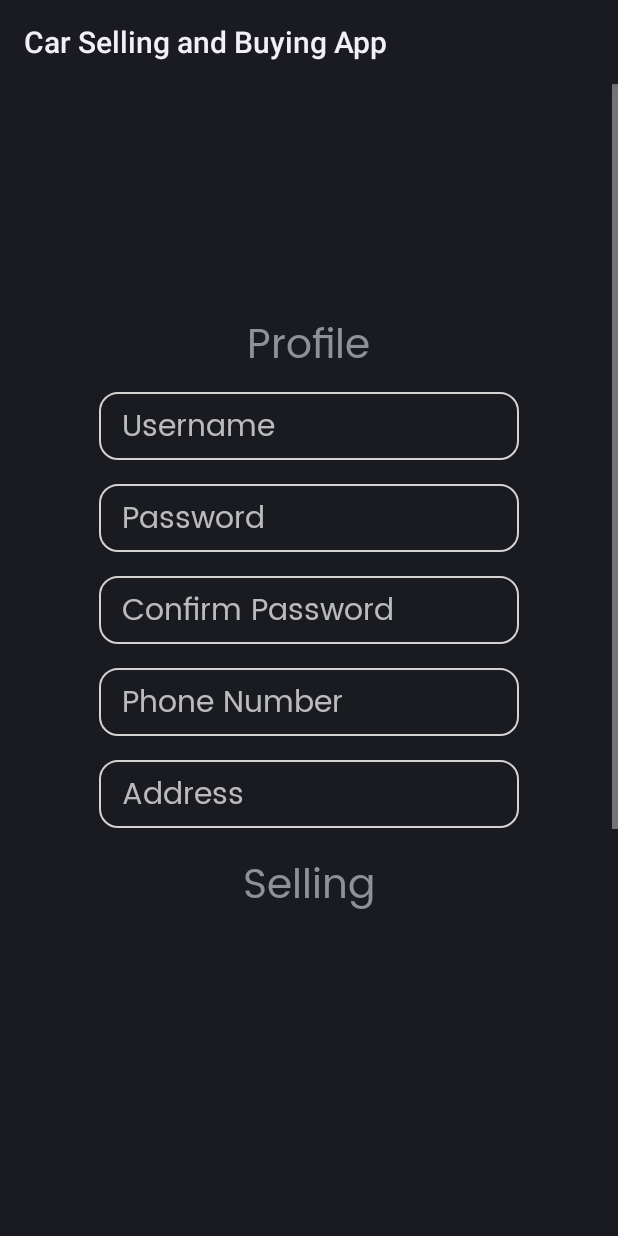
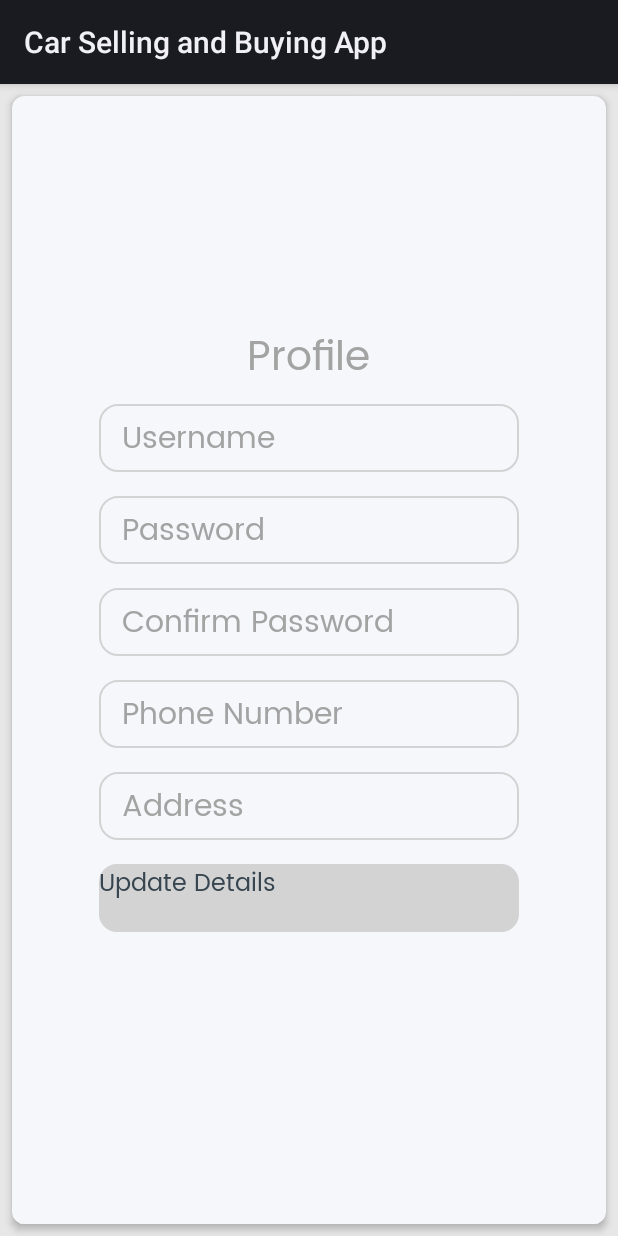
Before and after one commit to omk88/car-selling-app, an Android app: the layout activity_settings.xml on its own in the app's theme, with its tools: preview values and no code run, on a phone screen of 412 x 824 dp. Run offline under Robolectric (Android 15) with nearby library versions, the phone set to English and light mode, and no system bars.

Commit message:
Changes to Profile page

```diff
--- a/car selling and buying app/app/src/main/res/layout/activity_settings.xml
+++ b/car selling and buying app/app/src/main/res/layout/activity_settings.xml
@@ -1,10 +1,24 @@
 <?xml version="1.0" encoding="utf-8"?>
 <ScrollView xmlns:android="http://schemas.android.com/apk/res/android"
     xmlns:app="http://schemas.android.com/apk/res-auto"
-    xmlns:tools="http://schemas.android.com/tools"
     android:layout_width="match_parent"
     android:layout_height="match_parent"
-    android:fillViewport="true">
+    android:fillViewport="true"
+    android:background="#E7E7E7">
+
+    <androidx.cardview.widget.CardView
+        android:id="@+id/cardView"
+        android:layout_width="match_parent"
+        android:layout_height="wrap_content"
+        android:layout_margin="8dp"
+        android:layout_marginTop="64dp"
+        android:padding="20dp"
+        app:cardBackgroundColor="#f5f7fa"
+        app:cardCornerRadius="8dp"
+        app:cardElevation="3dp"
+        app:layout_constraintEnd_toEndOf="parent"
+        app:layout_constraintStart_toStartOf="parent"
+        app:layout_constraintTop_toTopOf="parent">
 
         <LinearLayout
             android:layout_width="match_parent"
@@ -33,7 +47,8 @@
                     android:textSize="27sp"
                     app:layout_constraintBottom_toTopOf="@+id/editTextTextPersonName4"
                     app:layout_constraintEnd_toEndOf="parent"
-            app:layout_constraintStart_toStartOf="parent" />
+                    app:layout_constraintStart_toStartOf="parent"
+                    android:textColor="#A3A3A3"/>
 
                 <EditText
                     android:id="@+id/editTextTextPersonName4"
@@ -54,7 +69,9 @@
                     app:layout_constraintBottom_toTopOf="@+id/editTextTextPassword5"
                     app:layout_constraintEnd_toEndOf="parent"
                     app:layout_constraintHorizontal_bias="0.496"
-            app:layout_constraintStart_toStartOf="parent" />
+                    app:layout_constraintStart_toStartOf="parent"
+                    android:textColorHint="#A3A3A3"
+                    android:textColor="#A3A3A3"/>
 
                 <EditText
                     android:id="@+id/editTextTextPassword4"
@@ -75,9 +92,13 @@
                     app:layout_constraintBottom_toTopOf="@+id/editTextPhoneNumber2"
                     app:layout_constraintEnd_toEndOf="parent"
                     app:layout_constraintHorizontal_bias="0.496"
-            app:layout_constraintStart_toStartOf="parent" />
+                    app:layout_constraintStart_toStartOf="parent"
+                    android:textColorHint="#A3A3A3"
+                    android:textColor="#A3A3A3"/>
 
                 <EditText
+                    android:textColorHint="#A3A3A3"
+                    android:textColor="#A3A3A3"
                     android:id="@+id/editTextTextPassword5"
                     android:layout_width="280dp"
                     android:layout_height="45dp"
@@ -117,9 +138,12 @@
                     app:layout_constraintBottom_toTopOf="@+id/container"
                     app:layout_constraintEnd_toEndOf="parent"
                     app:layout_constraintHorizontal_bias="0.519"
-            app:layout_constraintStart_toStartOf="parent" />
+                    app:layout_constraintStart_toStartOf="parent"
+                    android:textColorHint="#A3A3A3"
+                    android:textColor="#A3A3A3"/>
 
                 <LinearLayout
+
                     android:id="@+id/container"
                     android:layout_width="280dp"
                     android:layout_height="45dp"
@@ -132,31 +156,27 @@
 
                     <include
                         android:id="@+id/custom_autocomplete_include"
-                layout="@layout/custom_autocomplete"
+                        layout="@layout/custom_autocomplete_profile"
                         android:layout_width="match_parent"
                         android:layout_height="match_parent" />
 
-
                 </LinearLayout>
 
-        <TextView
-            android:id="@+id/textViewLogin7"
-            android:layout_width="wrap_content"
-            android:layout_height="wrap_content"
+            <androidx.appcompat.widget.AppCompatButton
+                android:id="@+id/button2"
+                android:layout_width="280dp"
+                android:layout_height="45dp"
+                android:layout_marginBottom="140dp"
+                android:background="@drawable/button_background"
                 android:fontFamily="@font/poppins_regular"
-            android:text="Selling"
-            android:textSize="27sp"
+                android:onClick="checkData"
+                android:text="Update Details"
+                android:textColor="#36454F"
+                android:textSize="16sp"
+                app:layout_constraintBottom_toBottomOf="parent"
                 app:layout_constraintEnd_toEndOf="parent"
-            app:layout_constraintStart_toStartOf="parent"
-            tools:layout_editor_absoluteY="507dp" />
-
-        <ListView
-            android:id="@+id/carList"
-            android:layout_width="350dp"
-            android:layout_height="614dp"
-            app:layout_constraintBottom_toTopOf="@+id/navBar"
-            app:layout_constraintEnd_toEndOf="parent"
+                app:layout_constraintHorizontal_bias="0.519"
                 app:layout_constraintStart_toStartOf="parent" />
-
         </LinearLayout>
+    </androidx.cardview.widget.CardView>
 </ScrollView>
--- /dev/null
+++ b/car selling and buying app/app/src/main/res/layout/custom_autocomplete_profile.xml
@@ -0,0 +1,32 @@
+
+<merge xmlns:android="http://schemas.android.com/apk/res/android"
+    xmlns:app="http://schemas.android.com/apk/res-auto"
+    android:id="@+id/custom_autocomplete_include"
+    android:layout_width="match_parent"
+    android:layout_height="wrap_content">
+
+    <EditText xmlns:android="http://schemas.android.com/apk/res/android"
+        xmlns:app="http://schemas.android.com/apk/res-auto"
+        android:id="@+id/custom_autocomplete_edit_text"
+        android:layout_width="280dp"
+        android:layout_height="45dp"
+        android:layout_marginBottom="16dp"
+        android:background="@drawable/edit_text_background"
+        android:ems="10"
+        android:fontFamily="@font/poppins_regular"
+        android:hint="Address"
+        android:inputType="text"
+        android:maxLines="1"
+        android:paddingLeft="15dp"
+        android:paddingTop="7.5dp"
+        android:paddingBottom="5.5dp"
+        android:textCursorDrawable="@drawable/cursor_color"
+        android:textSize="20sp"
+        app:layout_constraintBottom_toTopOf="@+id/editTextTextPassword2"
+        app:layout_constraintEnd_toEndOf="parent"
+        app:layout_constraintHorizontal_bias="0.519"
+        app:layout_constraintStart_toStartOf="parent"
+        android:focusable="false"
+        android:textColorHint="#A3A3A3"
+        android:textColor="#A3A3A3"/>
+</merge>
```
Also changed, not shown: car selling and buying app/app/src/main/java/com/example/carsellingandbuyingapp/Profile.kt (+0 -68 lines). Lines whose indentation alone changed are shown as unchanged.
